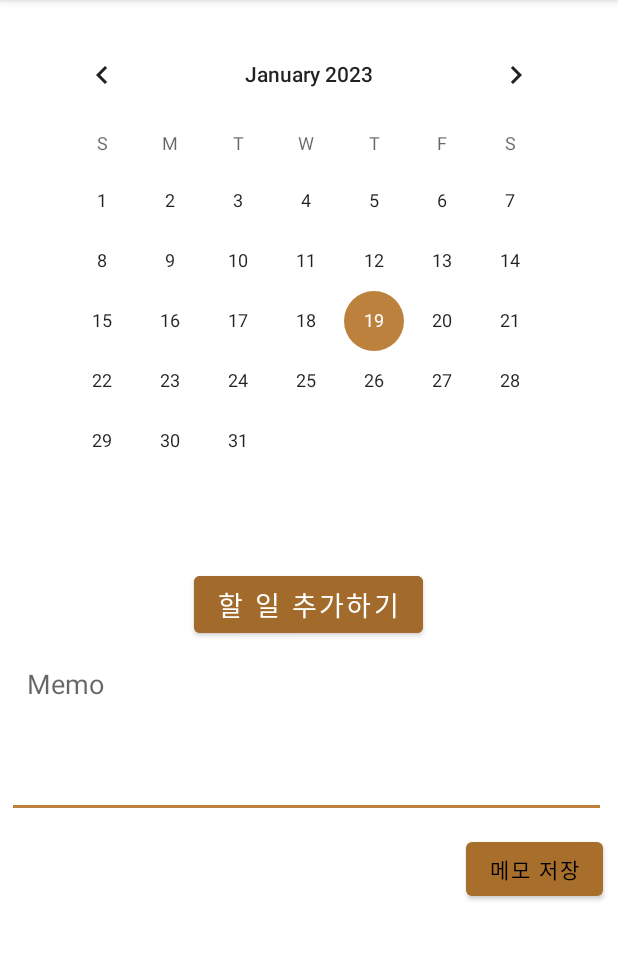
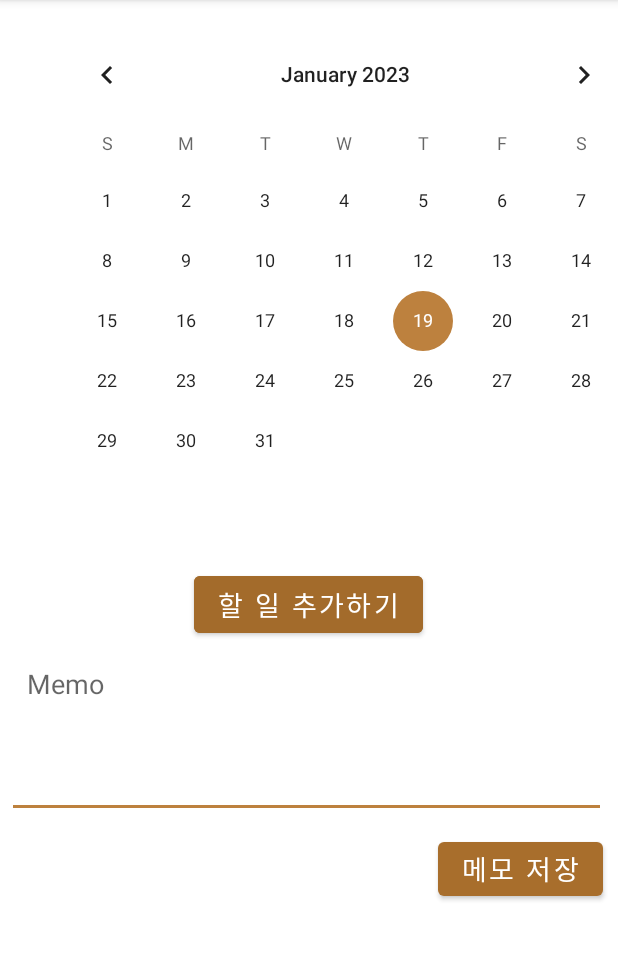
Before and after one commit to jung293441/GURU02, an Android app: the CalendarActivity screen opened directly, with no data from a screen before it, on a phone screen of 412 x 824 dp, the part 84-1044 px from its top. Run offline under Robolectric (Android 15) with nearby library versions, the phone set to English and light mode, and no system bars.

Commit message:
Update activity_calendar.xml

```diff
--- a/app/src/main/res/layout/activity_calendar.xml
+++ b/app/src/main/res/layout/activity_calendar.xml
@@ -9,7 +9,7 @@
 
     <CalendarView
         android:id="@+id/calendarView"
-        android:layout_width="361dp"
+        android:layout_width="410dp"
         android:layout_height="332dp"
         android:layout_marginStart="25dp"
         android:layout_marginTop="16dp"
@@ -18,7 +18,8 @@
         app:layout_constraintEnd_toEndOf="parent"
         app:layout_constraintHorizontal_bias="0.0"
         app:layout_constraintStart_toStartOf="parent"
-        app:layout_constraintTop_toTopOf="parent" />
+        app:layout_constraintTop_toTopOf="parent"
+        />
 
     <TextView
         android:id="@+id/calendarTextView"
@@ -75,7 +76,9 @@
             android:layout_width="wrap_content"
             android:layout_height="wrap_content"
             android:layout_margin="10dp"
-            android:text="메모 저장" />
+            android:text="메모 저장"
+            android:textColor="#FFFFFF"
+            android:textSize="18sp" />
     </LinearLayout>
 
 </LinearLayout>
```
